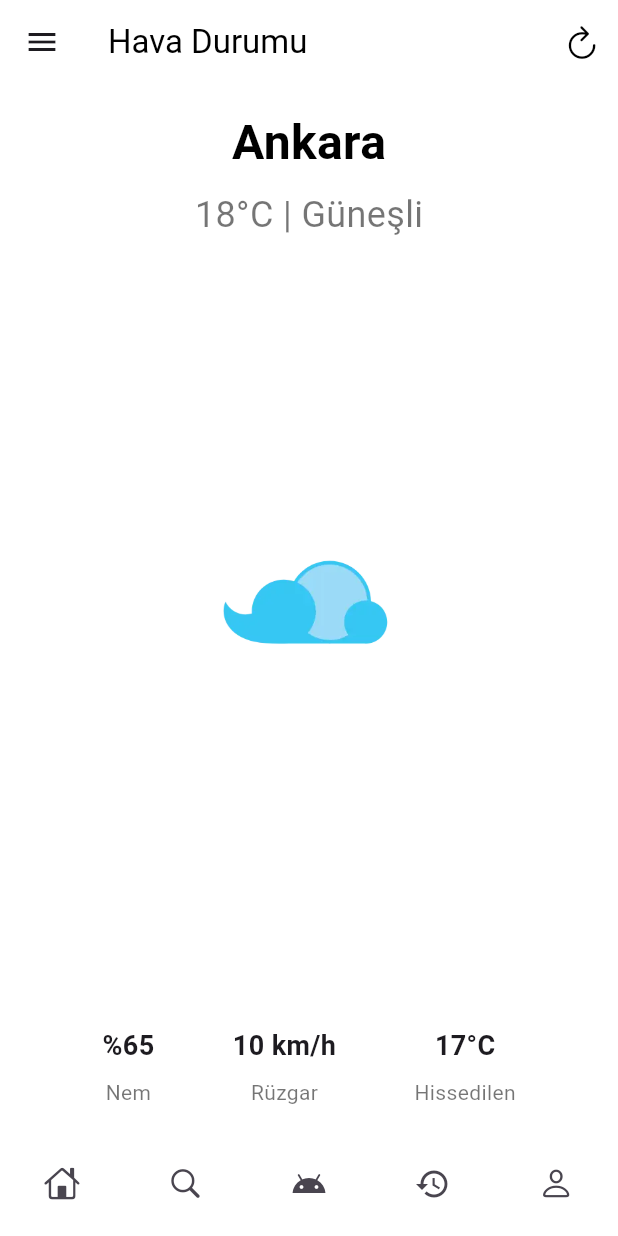
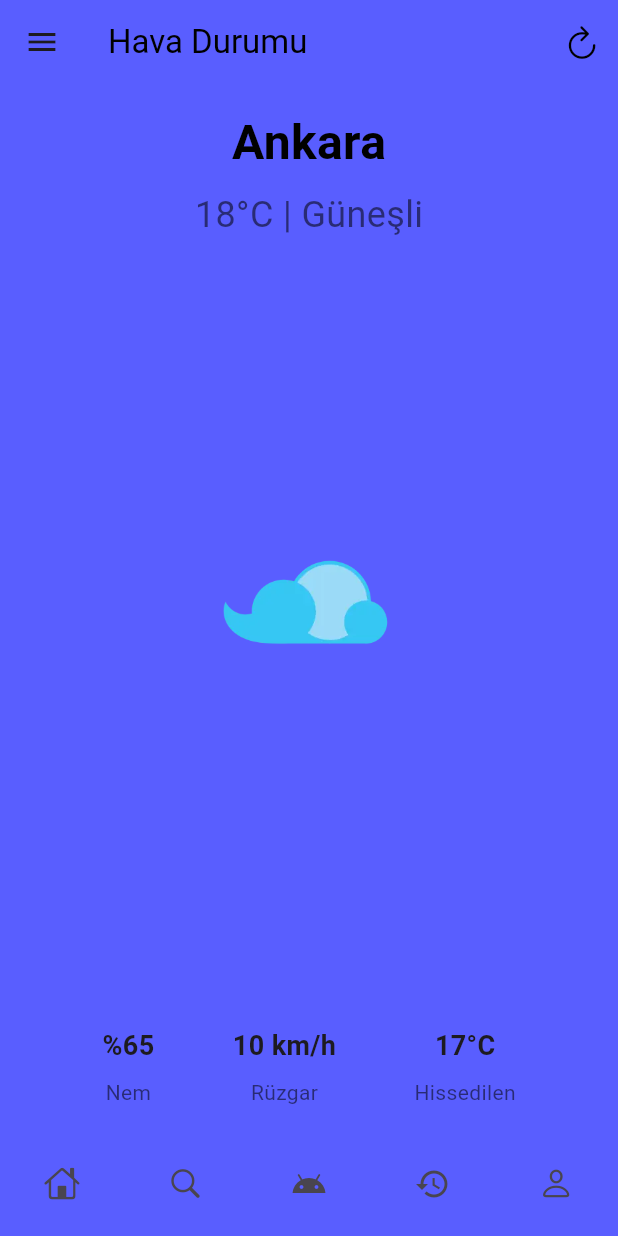
Before and after one commit to emreoyken/Q-Flutter, a Flutter app: the HomeScreen screen opened by its route, on a phone screen of 412 x 824 dp. Run offline on Flutter 3.47's test engine with Material 3 defaults, Android fonts, the phone set to English and light mode, and no system bars; our stand-ins replace go_router, lottie; missing offline and left inert: dotlottie_loader.

Commit message:
renk ayarları yapıldı

```diff
--- a/lib/screens/home_screen.dart
+++ b/lib/screens/home_screen.dart
@@ -14,9 +14,9 @@ class HomeScreen extends StatelessWidget {
   @override
   Widget build(BuildContext context) {
     return Scaffold(
-      backgroundColor: arkaplanRenkim,
+      backgroundColor: const Color.fromARGB(255, 89, 94, 255),
       appBar: AppBar(
-        backgroundColor: Colors.white,
+        backgroundColor: const Color.fromARGB(255, 89, 94, 255),
         title: const Text(
           'Hava Durumu',
           style: TextStyle(color: Colors.black),
--- a/lib/screens/loading_screen.dart
+++ b/lib/screens/loading_screen.dart
@@ -13,7 +13,7 @@ class LoadingScreen extends StatelessWidget {
   @override
   Widget build(BuildContext context) {
     return Scaffold(
-      backgroundColor: arkaplanRenkim,
+      backgroundColor: const Color.fromARGB(255, 89, 94, 255),
       body: SizedBox.expand(
 
         child: Column(
```
